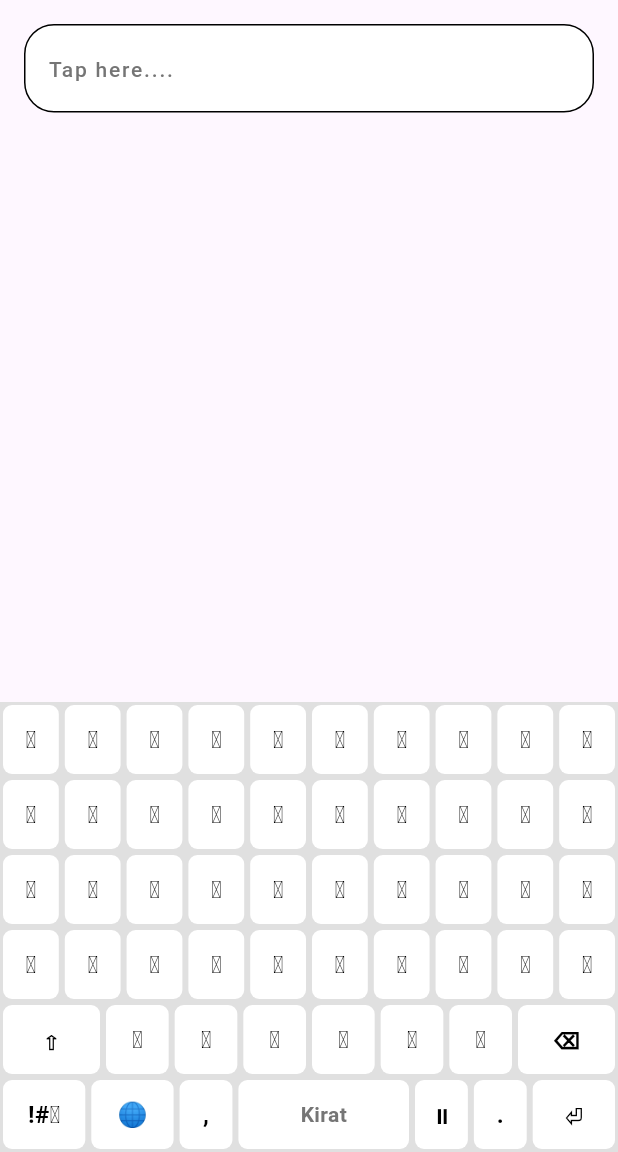
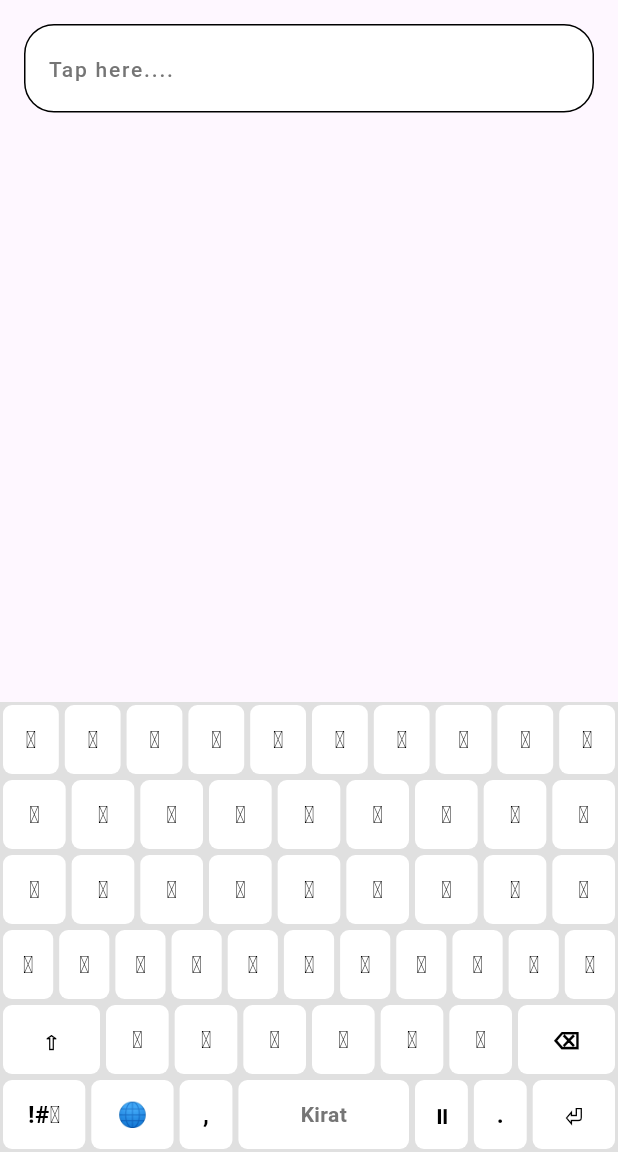
Before and after one commit to mrdeephang/Kirat-Script, a Flutter app: the screen it shows after launch, on a phone screen of 412 x 824 dp, the part 84-1236 px from its top. Run offline on Flutter 3.47's test engine with Material 3 defaults, Android fonts, the phone set to English and light mode, and no system bars; our stand-ins replace shared_preferences.

Commit message:
chpre: removed unwanted alphabet

```diff
--- a/lib/main.dart
+++ b/lib/main.dart
@@ -24,7 +24,7 @@ class MyApp extends StatelessWidget {
     return Consumer<ThemeProvider>(
       builder: (context, themeProvider, child) {
         return MaterialApp(
-          title: 'Limbu Keyboard',
+          title: 'Kirat Keyboard',
           theme: themeProvider.currentTheme,
           home: const KeyboardScreen(),
           debugShowCheckedModeBanner: false,
--- a/lib/models/kirat_layout.dart
+++ b/lib/models/kirat_layout.dart
@@ -34,12 +34,11 @@ class KiratKeyboardLayout {
       KiratKey(primaryChar: 'ᤁ', shiftChar: 'ᤰ'), // ᤁ => ᤰ
       KiratKey(primaryChar: 'ᤂ', shiftChar: null),
       KiratKey(primaryChar: 'ᤃ', shiftChar: null),
-      KiratKey(primaryChar: 'ᤄ', shiftChar: null),
       KiratKey(primaryChar: 'ᤅ', shiftChar: 'ᤱ'), // ᤅ => ᤱ
       KiratKey(primaryChar: 'ᤆ', shiftChar: null),
       KiratKey(primaryChar: 'ᤇ', shiftChar: null),
       KiratKey(primaryChar: 'ᤈ', shiftChar: null),
-      KiratKey(primaryChar: 'ᤉ', shiftChar: null),
+      KiratKey(primaryChar: 'ᤏ', shiftChar: 'ᤴ'), // ᤏ => ᤴ
     ],
     // Row 3 - More Consonants
     [
@@ -47,7 +46,6 @@ class KiratKeyboardLayout {
       KiratKey(primaryChar: 'ᤌ', shiftChar: null),
       KiratKey(primaryChar: 'ᤍ', shiftChar: null),
       KiratKey(primaryChar: 'ᤎ', shiftChar: null),
-      KiratKey(primaryChar: 'ᤏ', shiftChar: 'ᤴ'), // ᤏ => ᤴ
       KiratKey(primaryChar: 'ᤐ', shiftChar: 'ᤵ'), // ᤐ => ᤵ
       KiratKey(primaryChar: 'ᤑ', shiftChar: null),
       KiratKey(primaryChar: 'ᤓ', shiftChar: null),
@@ -62,6 +60,7 @@ class KiratKeyboardLayout {
       KiratKey(primaryChar: 'ᤙ', shiftChar: null),
       KiratKey(primaryChar: 'ᤛ', shiftChar: null),
       KiratKey(primaryChar: 'ᤜ', shiftChar: null),
+      KiratKey(primaryChar: 'ᤄ', shiftChar: null),
       KiratKey(primaryChar: 'ᤪ', shiftChar: null), // Special diacritic ^
       KiratKey(primaryChar: 'ᤠ', shiftChar: null), // Vowel
       KiratKey(primaryChar: 'ᤡ', shiftChar: null), // Vowel
```
Also changed, not shown: 1 other file.
